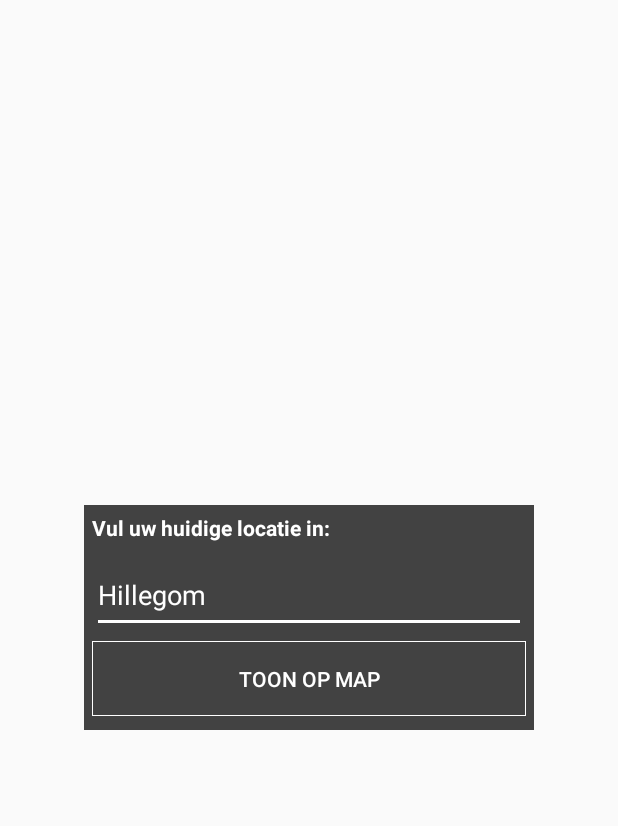
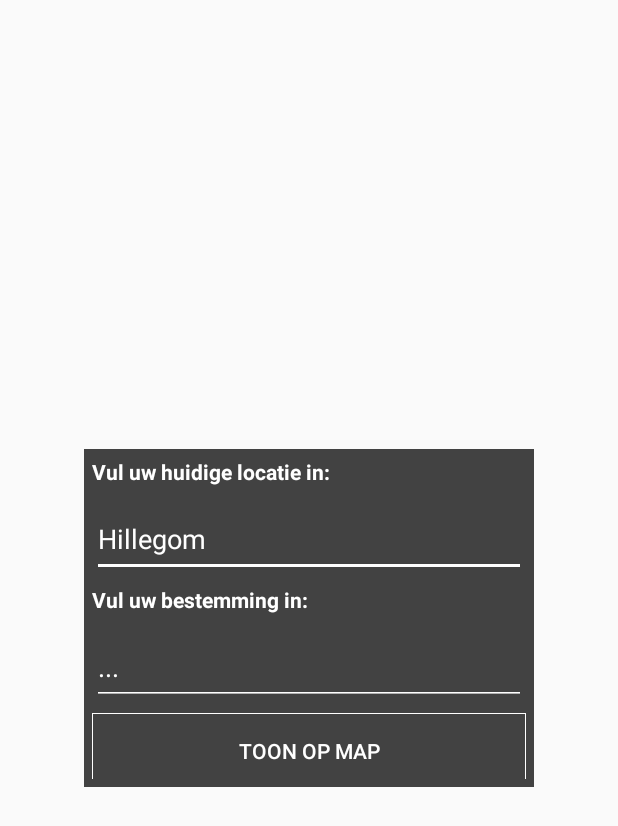
Before and after one commit to Insomnia-2408/IKPMD_project, an Android app: the layout popup_route.xml on its own in the app's theme, with its tools: preview values and no code run, on a phone screen of 412 x 824 dp. Shown: the top 826 px of the screen. Run offline under Robolectric (Android 15) with nearby library versions, the phone set to English and light mode, and no system bars.

```diff
--- a/app/src/main/AndroidManifest.xml
+++ b/app/src/main/AndroidManifest.xml
@@ -16,6 +16,10 @@
         android:roundIcon="@mipmap/ic_launcher_round"
         android:supportsRtl="true"
         android:theme="@style/AppTheme">
+
+        <service android:name=".Helpers.MapHelperDepricated"
+            android:enabled="true">
+        </service>
 
         <!--
              The API key for Google Maps-based APIs is defined as a string resource.
--- a/app/src/main/java/com/hsleiden/ikpmd_project/MainActivity.java
+++ b/app/src/main/java/com/hsleiden/ikpmd_project/MainActivity.java
@@ -16,6 +16,7 @@ public class MainActivity extends AppCompatActivity {
         setContentView(R.layout.activity_main);
         makeToast();
         setClickListener();
+
     }
 
     private void makeToast() {
--- a/app/src/main/res/layout/popup_route.xml
+++ b/app/src/main/res/layout/popup_route.xml
@@ -1,14 +1,14 @@
 <?xml version="1.0" encoding="utf-8"?>
 <LinearLayout xmlns:android="http://schemas.android.com/apk/res/android"
     android:layout_width="300dp"
-    android:layout_height="150dp"
+    android:layout_height="225dp"
     android:layout_gravity="center"
     android:background="@color/cardview_dark_background"
     android:orientation="vertical"
     android:padding="5dp">
 
     <TextView
-        android:id="@+id/title"
+        android:id="@+id/titleCurrentLocation"
         android:layout_width="match_parent"
         android:layout_height="30dp"
         android:text="Vul uw huidige locatie in:"
@@ -16,10 +16,28 @@
         android:textStyle="bold" />
 
     <EditText
-        android:id="@+id/location"
+        android:id="@+id/currentLocation"
         android:layout_width="match_parent"
         android:layout_height="50dp"
         android:hint="Hillegom"
+        android:textColor="#fff"
+        android:textColorHint="#fff"
+        android:backgroundTint="#fff"
+        android:layout_marginBottom="5dp"/>
+
+    <TextView
+        android:id="@+id/titleDestination"
+        android:layout_width="match_parent"
+        android:layout_height="30dp"
+        android:text="Vul uw bestemming in:"
+        android:textColor="#fff"
+        android:textStyle="bold" />
+
+    <EditText
+        android:id="@+id/destination"
+        android:layout_width="match_parent"
+        android:layout_height="50dp"
+        android:hint="..."
         android:textColor="#fff"
         android:textColorHint="#fff"
         android:backgroundTint="#fff"
```
Also changed, not shown: app/src/main/java/com/hsleiden/ikpmd_project/Helpers/MapHelper.java (+10 -38 lines), app/src/main/java/com/hsleiden/ikpmd_project/Helpers/MapHelperDepricated.java (added, +69 -0 lines), app/src/main/java/com/hsleiden/ikpmd_project/Helpers/PopupHelper.java (+10 -1 lines), app/src/main/java/com/hsleiden/ikpmd_project/RouteActivity.java (+24 -4 lines).
